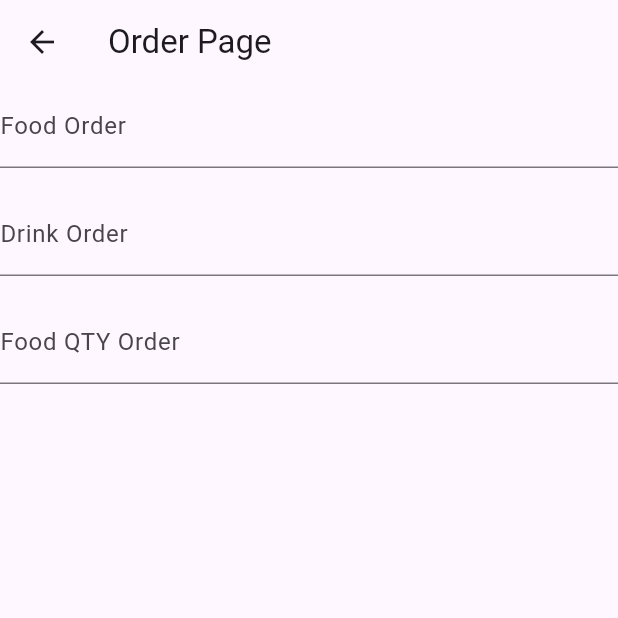
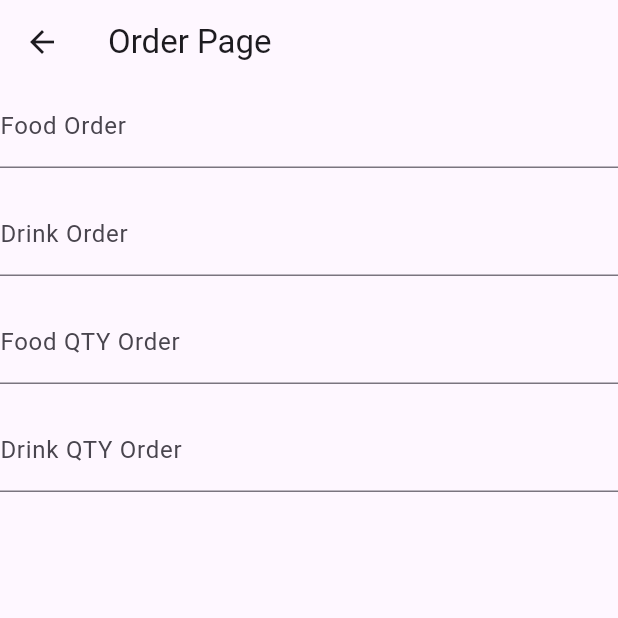
Before and after one commit to Aryaaa30/20220140114_act4, a Flutter app: the OrderPage screen opened directly, on a phone screen of 412 x 824 dp, the top half of it. Run offline on Flutter 3.47's test engine with Material 3 defaults, Android fonts, the light colour scheme and no system bars.

Commit message:
Menambahkan Input Jumlah Minuman

```diff
--- a/lib/order_page.dart
+++ b/lib/order_page.dart
@@ -63,6 +63,16 @@ class _OrderPageState extends State<OrderPage> {
                 return null;
               },
             ),
+            TextFormField(
+              controller: jumlahMinumanController,
+              decoration: const InputDecoration(labelText: 'Drink QTY Order'),
+              validator: (value) {
+                if (value == null || value.isEmpty) {
+                  return 'Please enter your qty of drink order';
+                }
+                return null;
+              },
+            ),
           ],
         ),
       ),
```
